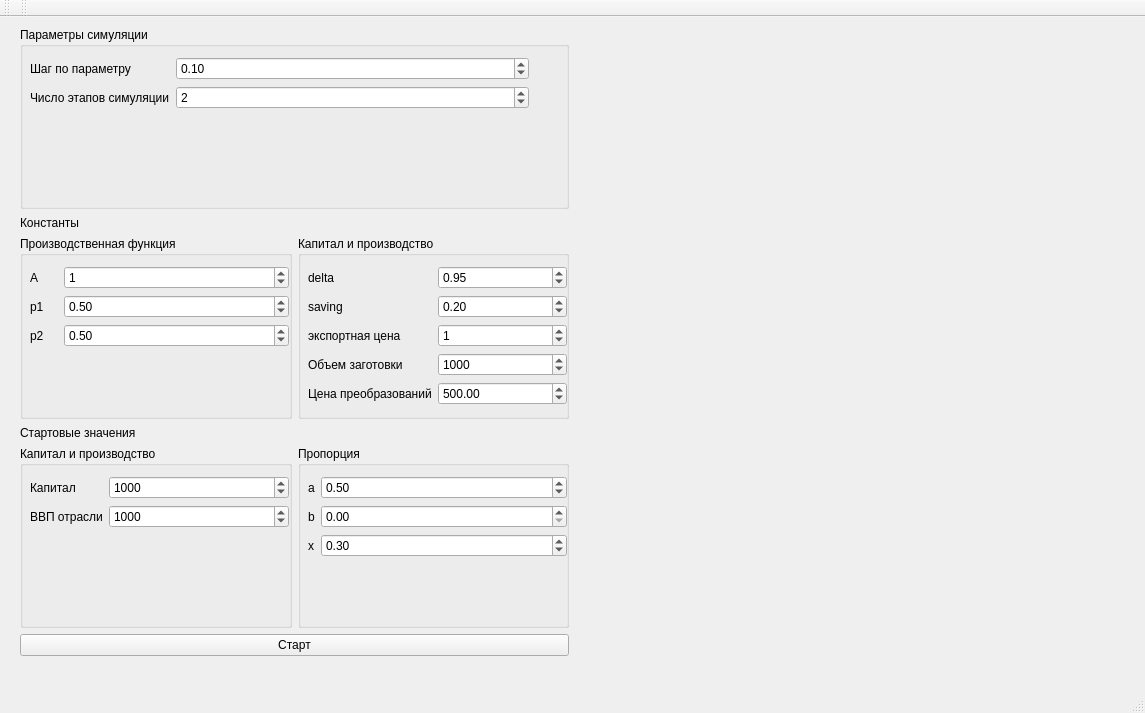
Above: MEGA/QtCreatorWD/magi/mainwindow.ui from artemutin/MagiModelInterface before the change. Below: the same form after it.
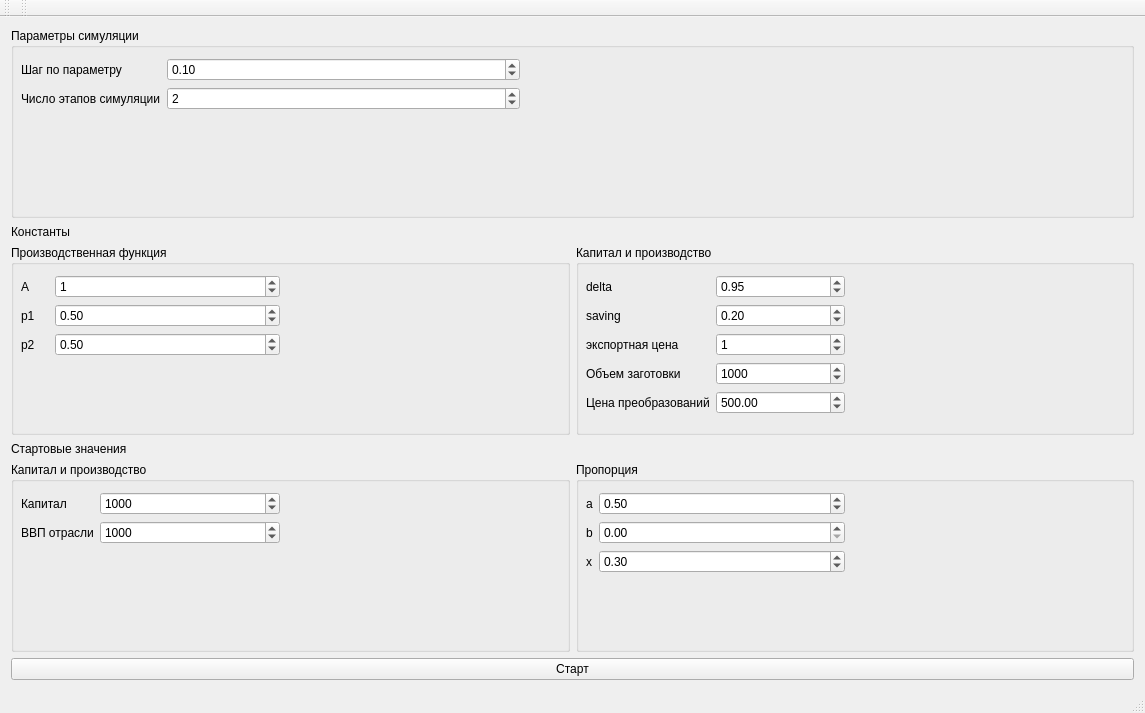
That is the form after the change.

Commit message: tweaking ui. need to make it resizable

Patch:
```diff
--- a/MEGA/QtCreatorWD/magi/mainwindow.ui
+++ b/MEGA/QtCreatorWD/magi/mainwindow.ui
@@ -14,15 +14,8 @@
    <string>MainWindow</string>
   </property>
   <widget class="QWidget" name="centralWidget">
-   <widget class="QWidget" name="verticalLayoutWidget">
-    <property name="geometry">
-     <rect>
-      <x>9</x>
-      <y>-1</y>
-      <width>571</width>
-      <height>651</height>
-     </rect>
-    </property>
+   <layout class="QVBoxLayout" name="verticalLayout_2">
+    <item>
     <layout class="QVBoxLayout" name="verticalLayout">
      <item>
       <widget class="QGroupBox" name="groupBox">
@@ -453,7 +446,8 @@
       </widget>
      </item>
     </layout>
-   </widget>
+    </item>
+   </layout>
   </widget>
   <widget class="QMenuBar" name="menuBar">
    <property name="geometry">
```
Lines whose indentation alone changed are shown as unchanged. The commit also changes 3 other files.
